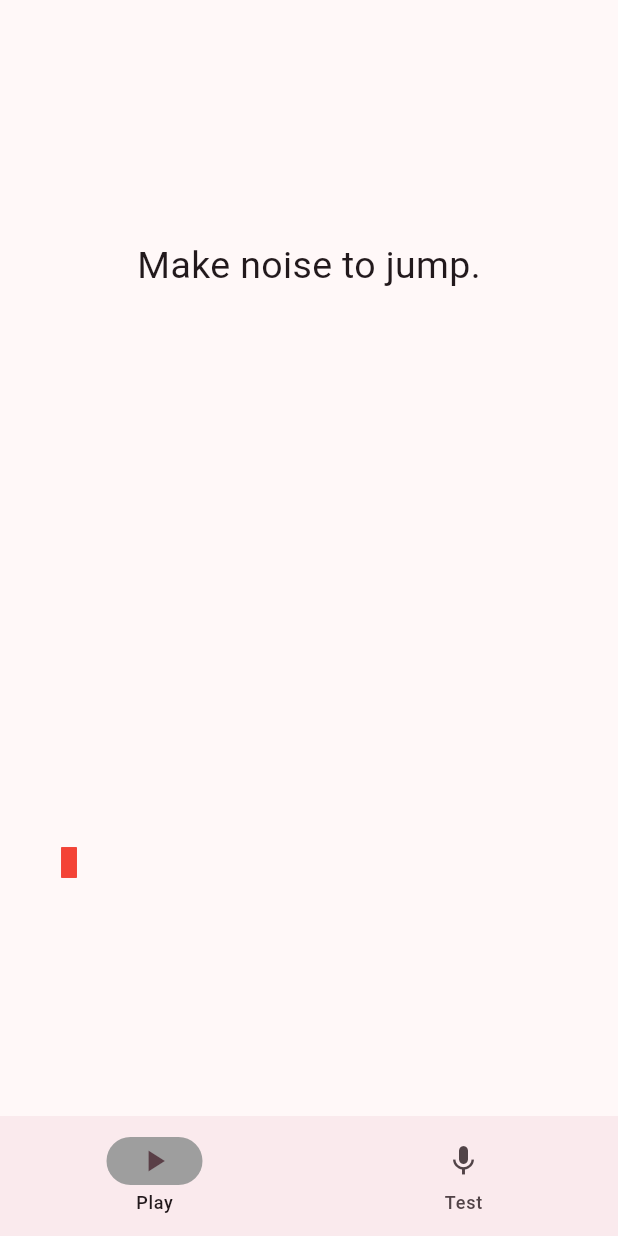
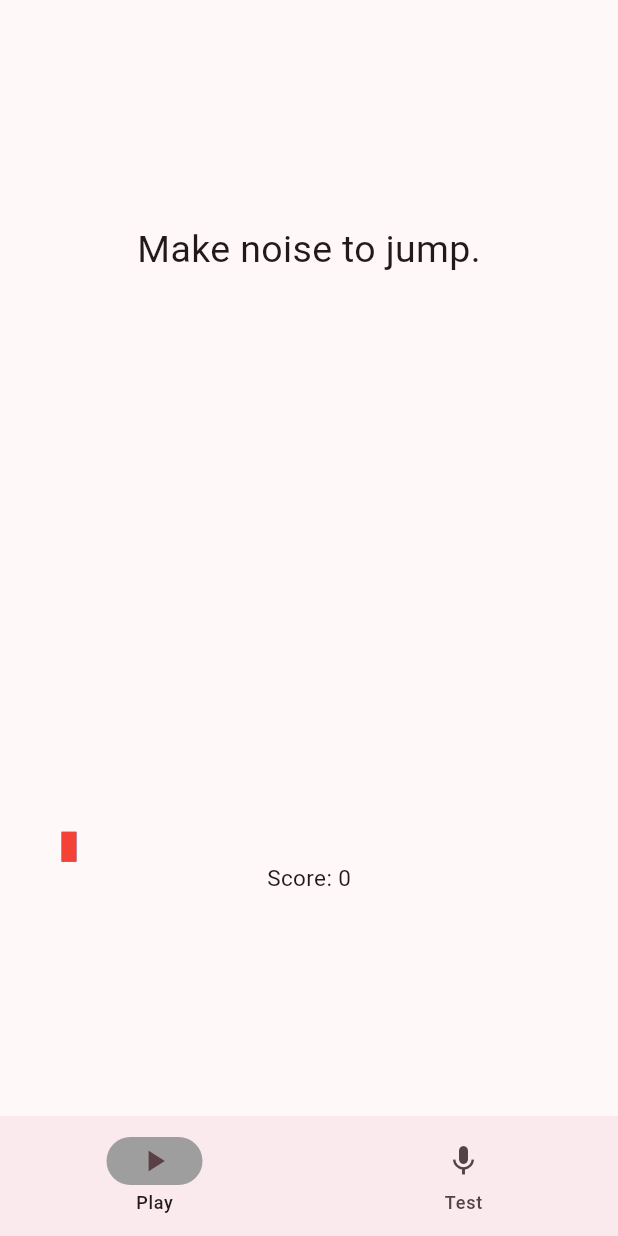
Before and after one commit to tuck3rb/Big-Mics, a Flutter app: the screen it shows after launch, on a phone screen of 412 x 824 dp. Run offline on Flutter 3.47's test engine with Material 3 defaults, Android fonts, the phone set to English and light mode, and no system bars; our stand-ins replace permission_handler; missing offline and left inert: noise_meter.

Commit message:
Score works!

```diff
--- a/big_mics_playtime/lib/main.dart
+++ b/big_mics_playtime/lib/main.dart
@@ -2,10 +2,9 @@ import 'dart:async';
 import 'package:big_mics_playtime/widgets/BigMic.dart';
 import 'package:flutter/material.dart';
 import 'package:flutter/services.dart';
-import 'package:noise_meter/noise_meter.dart';
+// import 'package:noise_meter/noise_meter.dart';
 import 'package:permission_handler/permission_handler.dart';
 import 'package:big_mics_playtime/objects/mic.dart';
-
 
 
 void main() {
@@ -43,11 +42,17 @@ class _MyHomePageState extends State<MyHomePage> {
   int currentPageIndex = 0;
   Mic mic = Mic();
   late Timer timer;
-  BigMic bigMicGame = BigMic();
+  late BigMic bigMicGame;
+  int currentScore = -1;
 
 @override
 void initState() {
   super.initState();
+  bigMicGame = BigMic(onScoreChanged: (newScore) {
+    setState(() {
+      currentScore = newScore;
+    });
+  });
   requestPermission();
   }
 
@@ -100,21 +105,19 @@ void initState() {
                   child: bigMicGame, // Future implementation of game
                 ),
                 const SizedBox(height: 20), // Functions as a spacer
-                /*
-                const Row(
+                Row(
                   mainAxisAlignment: MainAxisAlignment.center,
                   children: [
-                    const Text(
-                      'Score: ', // Will need to update this to be non const and add in score variable
+                    Text(
+                      'Score: $currentScore',
                       style: TextStyle(fontSize: 15),
                     ),
-                    const SizedBox(width: 50),
-                    const Text(
-                      'High Score: ', // Will need to update this to be non const and add in high_score variable
-                      style: TextStyle(fontSize: 15),)
+                    // const SizedBox(width: 50),
+                    // const Text(
+                    //   'High Score: ', // Will need to update this to be non const and add in high_score variable
+                    //   style: TextStyle(fontSize: 15),)
                   ]
                 ),
-                */
                 const SizedBox(height: 20), // Functions as a spacer
               ],
             ),
--- a/big_mics_playtime/lib/objects/game_state.dart
+++ b/big_mics_playtime/lib/objects/game_state.dart
@@ -2,7 +2,8 @@
 
 class Point {
   double x, y;
-  Point(this.x, this.y);
+  bool counted;
+  Point(this.x, this.y) : counted = false;
 }
 
 class GameState {
@@ -16,16 +17,17 @@ class GameState {
   double speed = 2.0;
 
   bool isGameOver = false;
-  int score = 0;
+  int score = -1;
 
   GameState(int rows, int columns) : obstacles = [] {
     generateInitialObstacles(columns);
+    // print("GameState initialized with ${obstacles.length} obstacles");
   }
 
 
   void generateInitialObstacles(int columns) {
 
-    for (int i = 0; i < 5; i++) {
+    for (int i = 0; i < 1; i++) {
       obstacles.add(Point(columns * (i + 1) * 3, 0));
     }
   }
@@ -34,11 +36,25 @@ class GameState {
     for (var obstacle in obstacles) {
       obstacle.x += speed;
       if (obstacle.x >= 50) {
-        obstacle.x = 0;
-        score++;
+        if (!obstacle.counted) {
+          score++;
+          obstacle.counted = true;
+          // print("Obstacle passed. New score: $score");
+        }
+        obstacle.x = 00;
+        obstacle.counted = false;  // Reset the flag for the next round
       }
     }
   }
+
+    void resetGame() {
+      score = -1;
+      isGameOver = false;
+      for (var obstacle in obstacles) {
+        obstacle.counted = false;
+      }
+      // print("Game reset. Score: $score");
+    }
 
   void updateJump(double gravity, double timeStep) {
     if (isJumping) {
@@ -76,6 +92,7 @@ class GameState {
     for (var obstacle in obstacles){
       if (obstacle.x == bigMicX && bigMicY < 2.0){
         isGameOver = true;
+        // print("Collision detected. Game over. Final score: $score");
         break;
       }
       if (isGameOver) {
@@ -84,6 +101,7 @@ class GameState {
     }
   }
   int getScore() {
+    // print("Current score: $score");
     return score;
   }
 }
--- a/big_mics_playtime/lib/widgets/BigMic.dart
+++ b/big_mics_playtime/lib/widgets/BigMic.dart
@@ -11,13 +11,14 @@ import 'package:big_mics_playtime/objects/game_state.dart';
 import 'package:noise_meter/noise_meter.dart';
 
 class BigMic extends StatefulWidget {
-  BigMic({Key? key, this.rows = 20, this.columns = 20, this.cellSize = 10.0})
+  BigMic({Key? key, required this.onScoreChanged, this.rows = 20, this.columns = 20, this.cellSize = 10.0})
       : super(key: key) {
     assert(10 <= rows);
     assert(10 <= columns);
     assert(5.0 <= cellSize);
   }
 
+  final Function(int) onScoreChanged;
   final int rows;
   final int columns;
   final double cellSize;
@@ -107,8 +108,8 @@ void onData(NoiseReading? noiseReading){
 });
 }
 
-int getCurrentScore() {
-  return state!.getScore();
+  int getCurrentScore() {
+    return state!.getScore();
   }
 
 
@@ -124,6 +125,7 @@ int getCurrentScore() {
     _timer = Timer.periodic(const Duration(milliseconds: 200), (_) {
       setState(() {
         _step();
+        widget.onScoreChanged(state?.getScore() ?? -1);
       });
     });
   }
```
